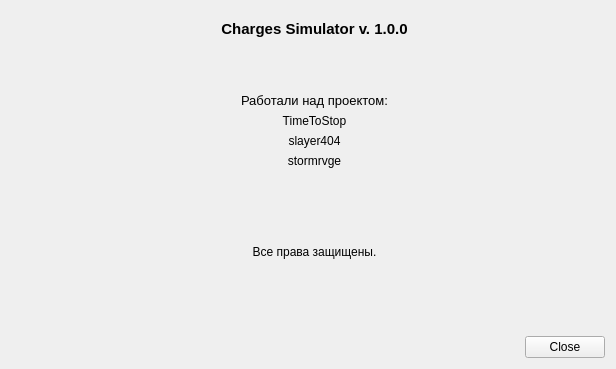
The window that about.ui (TimeToStop/ElectroStaticFieldSimulator) describes before a commit, drawn with Qt 5.
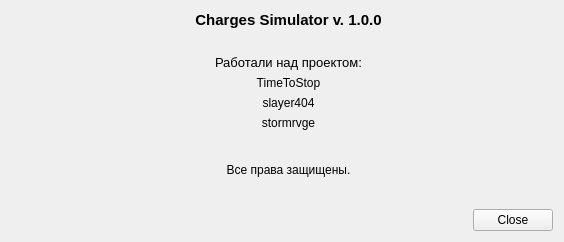
The same window after the commit. Icons and pictures are not drawn.

```diff
--- a/about.ui
+++ b/about.ui
@@ -6,8 +6,8 @@
    <rect>
     <x>0</x>
     <y>0</y>
-    <width>616</width>
-    <height>369</height>
+    <width>564</width>
+    <height>242</height>
    </rect>
   </property>
   <property name="sizePolicy">
```
